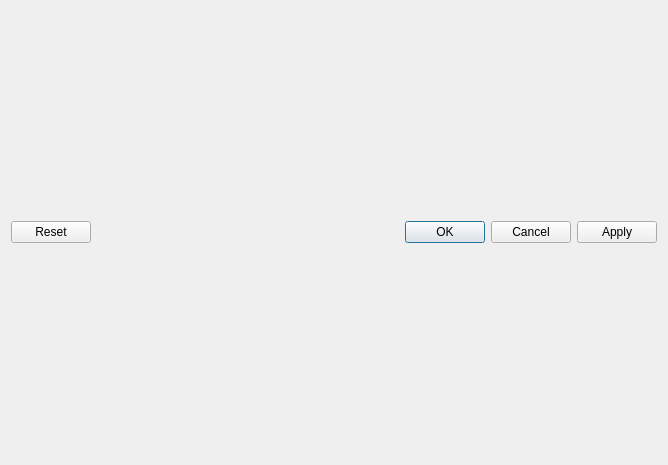
Old version of the form src/Gui/settingswidget.ui in the repository kernelcoffee/ErgoMusic.
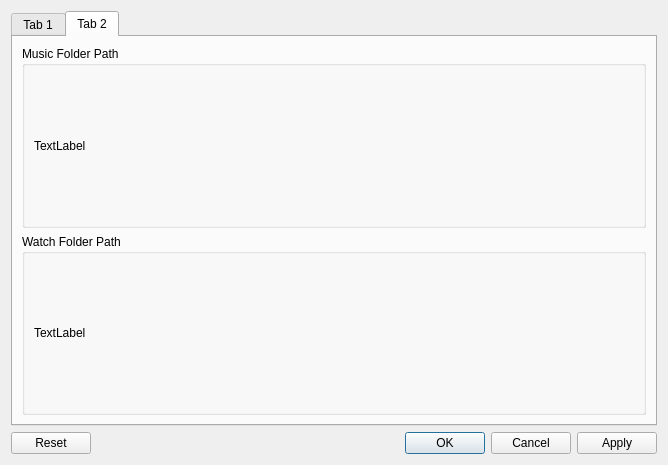
New version of the form.

Commit message: update settings panel

```diff
--- a/src/Gui/settingswidget.ui
+++ b/src/Gui/settingswidget.ui
@@ -15,10 +15,58 @@
   </property>
   <layout class="QVBoxLayout" name="verticalLayout">
    <item>
-    <widget class="QDialogButtonBox" name="buttonBox">
-     <property name="orientation">
-      <enum>Qt::Horizontal</enum>
+    <widget class="QTabWidget" name="tabWidget">
+     <property name="currentIndex">
+      <number>1</number>
      </property>
+     <widget class="QWidget" name="generalTab">
+      <attribute name="title">
+       <string>Tab 1</string>
+      </attribute>
+     </widget>
+     <widget class="QWidget" name="advancedTab">
+      <attribute name="title">
+       <string>Tab 2</string>
+      </attribute>
+      <layout class="QVBoxLayout" name="verticalLayout_2">
+       <item>
+        <widget class="QGroupBox" name="groupBox">
+         <property name="title">
+          <string>Music Folder Path</string>
+         </property>
+         <layout class="QGridLayout" name="gridLayout">
+          <item row="0" column="0">
+           <widget class="QLabel" name="label_3">
+            <property name="text">
+             <string>TextLabel</string>
+            </property>
+           </widget>
+          </item>
+         </layout>
+        </widget>
+       </item>
+       <item>
+        <widget class="QGroupBox" name="groupBox_2">
+         <property name="title">
+          <string>Watch Folder Path</string>
+         </property>
+         <layout class="QGridLayout" name="gridLayout_2">
+          <item row="0" column="0">
+           <widget class="QLabel" name="label">
+            <property name="text">
+             <string>TextLabel</string>
+            </property>
+           </widget>
+          </item>
+         </layout>
+        </widget>
+       </item>
+      </layout>
+     </widget>
+    </widget>
+   </item>
+   <item>
+    <widget class="QDialogButtonBox" name="validationBox">
      <property name="standardButtons">
       <set>QDialogButtonBox::Apply|QDialogButtonBox::Cancel|QDialogButtonBox::Ok|QDialogButtonBox::Reset</set>
      </property>
```
Left out of the diff: 35 changed lines with no effect on the pictures. The commit also changes 1 other file.
